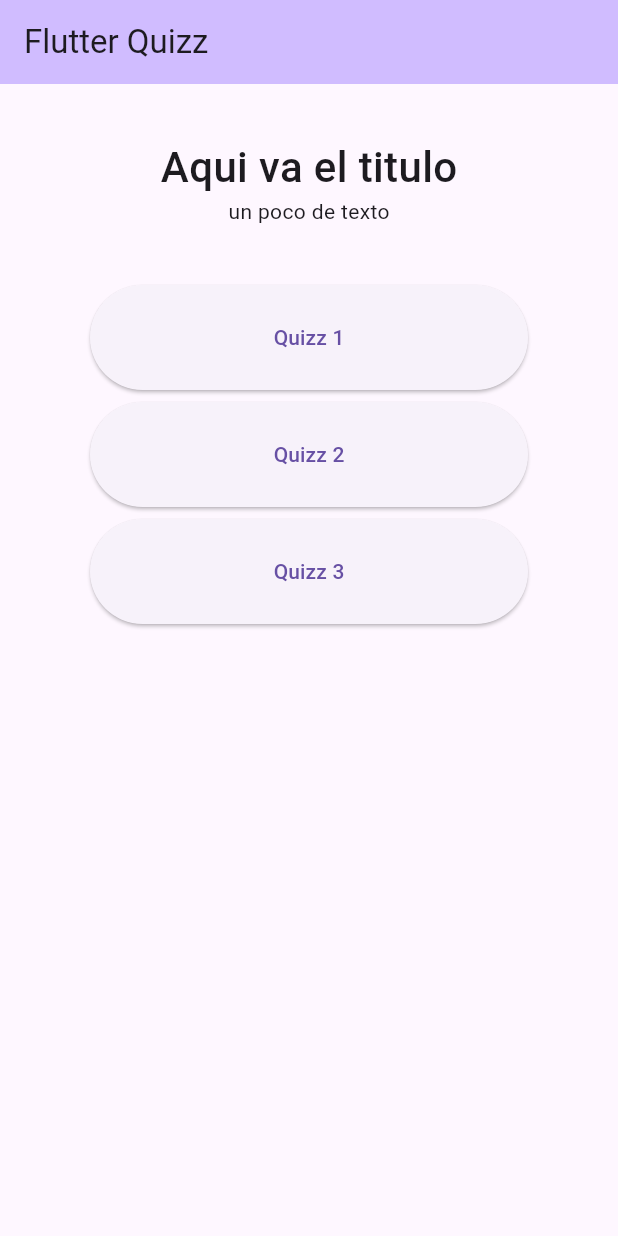
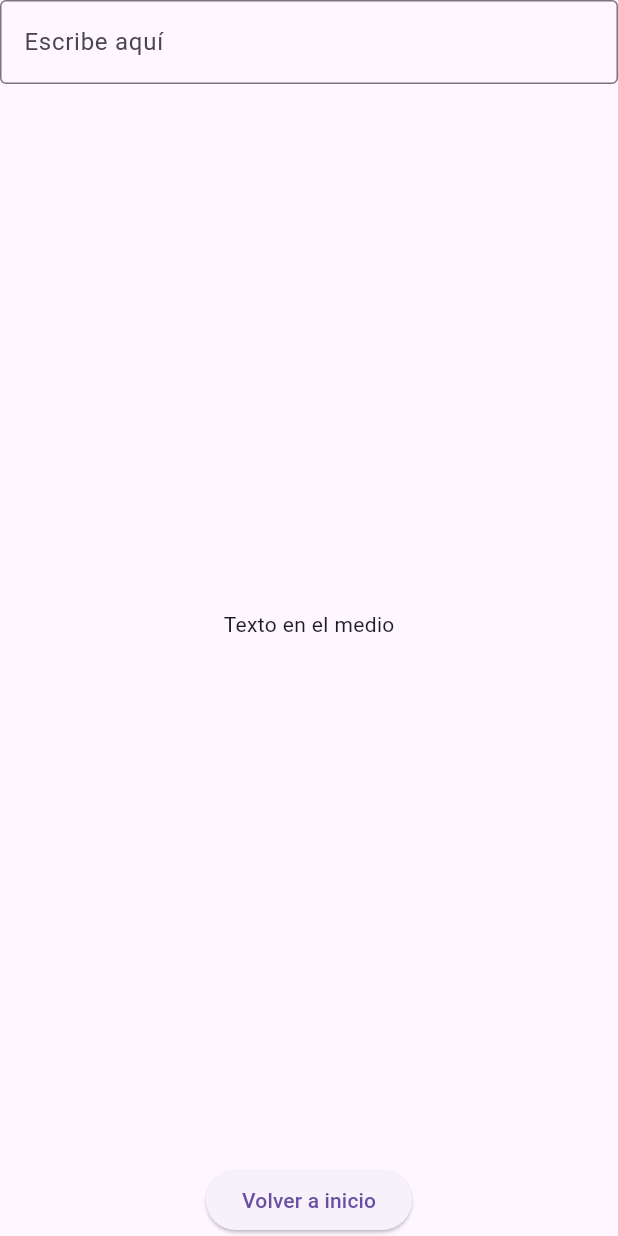
Before and after one commit to cartveroj/flutter_quizz, a Flutter app: the MyHomePage screen opened directly, after a tap on "Quizz 1", on a phone screen of 412 x 824 dp. Run offline on Flutter 3.47's test engine with Material 3 defaults, Android fonts, the phone set to English and light mode, and no system bars.

Commit message:
preparando la pagina de score

```diff
--- /dev/null
+++ b/quizz_app/lib/pages/end_page.dart
@@ -0,0 +1,32 @@
+import 'package:flutter/material.dart';
+import 'package:quizz_app/pages/home.dart';
+
+//no necesitamos que sea flexible
+class EndPage extends StatelessWidget {
+  @override
+  Widget build(BuildContext context) {
+    return Scaffold(
+        body: Column(
+      mainAxisAlignment: MainAxisAlignment.spaceBetween,
+      children: [
+        TextField(
+          decoration: InputDecoration(
+            labelText: 'Escribe aquí',
+            border: OutlineInputBorder(),
+          ),
+        ),
+        Expanded(child: Center(child: Text('Texto en el medio'))),
+        ElevatedButton(
+          onPressed: () {
+            Navigator.of(context).push(
+              MaterialPageRoute(
+                builder: (context) => const MyHomePage(title: 'Flutter Quizz'),
+              ),
+            );
+          },
+          child: Text('Volver a inicio'),
+        ),
+      ],
+    ));
+  }
+}
--- a/quizz_app/lib/pages/home.dart
+++ b/quizz_app/lib/pages/home.dart
@@ -1,4 +1,5 @@
 import 'package:flutter/material.dart';
+import 'package:quizz_app/pages/end_page.dart';
 
 //usamos Stateful y createState por si se quiere añadir elementos
 class MyHomePage extends StatefulWidget {
@@ -58,6 +59,11 @@ class _MyHomePageState extends State<MyHomePage> {
                                         // Aquí puedes definir lo que sucede cuando el botón es presionado
                                         print(
                                             'Botón ${item[index]} presionado');
+                                        Navigator.of(context).push(
+                                          MaterialPageRoute(
+                                            builder: (context) => EndPage(),
+                                          ),
+                                        );
                                       },
                                       child: Text(item[index]),
                                     ),
```
